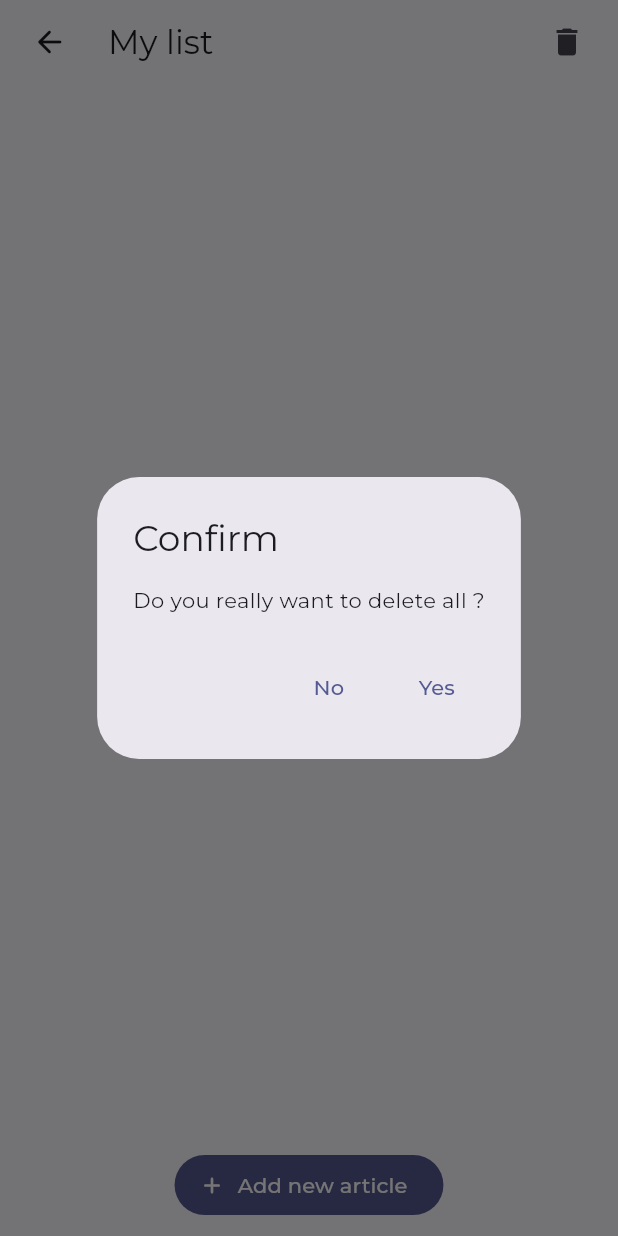
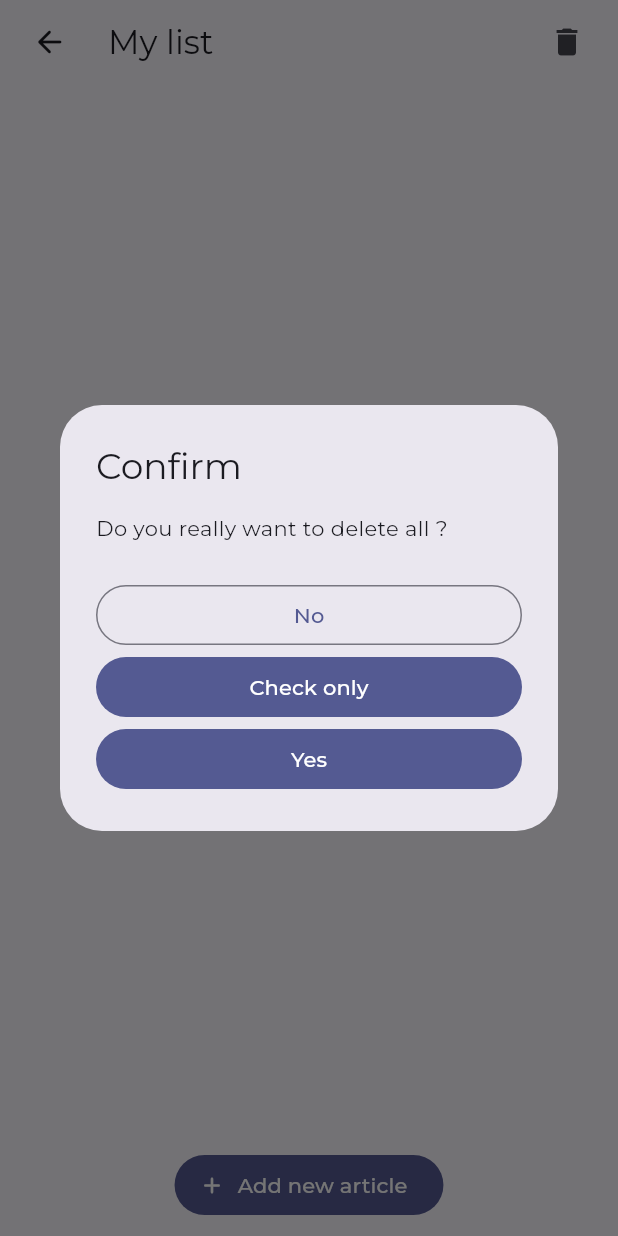
Before and after one commit to Namania/shopping-list, a Flutter app: the ArticleList screen opened by its route, after a tap on the "delete" icon, on a phone screen of 412 x 824 dp. Run offline on Flutter 3.47's test engine with Material 3 defaults, Android fonts, the phone set to English and light mode, and no system bars; our stand-ins replace barcode_widget, bloc, easy_localization, equatable, flutter_bloc, flutter_native_splash and 6 more; missing offline and left inert: flutter_barcode_scanner_plus; accounts and stored records are empty.

Commit message:
:recycle: delete check only button

```diff
--- a/assets/translations/en.json
+++ b/assets/translations/en.json
@@ -48,6 +48,7 @@
                 },
                 "action": {
                     "yes": "Yes",
+                    "selected": "Check only",
                     "no": "No"
                 }
             }
--- a/assets/translations/fr.json
+++ b/assets/translations/fr.json
@@ -48,6 +48,7 @@
                 },
                 "action": {
                     "yes": "Oui",
+                    "selected": "Cocher uniquement",
                     "no": "Non"
                 }
             }
--- a/lib/features/article/domain/repositories/article_repository.dart
+++ b/lib/features/article/domain/repositories/article_repository.dart
@@ -14,5 +14,5 @@ abstract interface class ArticleRepository {
   Future<Either<Failure, List<ArticleModel>>> toogleArticleDoneState({
     required ArticleModel article,
   });
-  Future<Either<Failure, List<Article>>> clear();
+  Future<Either<Failure, List<Article>>> clear({required bool allArticle});
 }
--- a/lib/features/article/domain/usecases/clear.dart
+++ b/lib/features/article/domain/usecases/clear.dart
@@ -4,13 +4,19 @@ import 'package:shopping_list/features/article/domain/entities/article.dart';
 import 'package:shopping_list/features/article/domain/repositories/article_repository.dart';
 import 'package:fpdart/fpdart.dart';
 
-class Clear implements UseCase<void, NoParams> {
+class Clear implements UseCase<void, ClearParams> {
   final ArticleRepository articleRepository;
 
   Clear(this.articleRepository);
 
   @override
-  Future<Either<Failure, List<Article>>> call(NoParams params) async {
-    return await articleRepository.clear();
+  Future<Either<Failure, List<Article>>> call(ClearParams params) async {
+    return await articleRepository.clear(allArticle: params.allArticle);
   }
 }
+
+class ClearParams {
+  final bool allArticle;
+
+  ClearParams({required this.allArticle});
+}
--- a/lib/features/article/presentation/bloc/article_bloc.dart
+++ b/lib/features/article/presentation/bloc/article_bloc.dart
@@ -110,7 +110,9 @@ class ArticleBloc extends Bloc<ArticleEvent, ArticleState> {
     Emitter emit,
   ) async {
     emit(ArticleLoading());
-    final result = await clear(NoParams());
+    final result = await clear(ClearParams(
+      allArticle: event.allArticle
+    ));
 
     result.fold(
       (l) => emit(ArticleFailure(message: l.message)),
--- a/lib/features/article/presentation/bloc/article_event.dart
+++ b/lib/features/article/presentation/bloc/article_event.dart
@@ -21,7 +21,11 @@ class RemoveArticleEvent extends ArticleEvent {
   const RemoveArticleEvent({required this.article});
 }
 
-class ClearEvent extends ArticleEvent {}
+class ClearEvent extends ArticleEvent {
+  final bool allArticle;
+
+  const ClearEvent({required this.allArticle});
+}
 
 class ToogleArticleDoneStateEvent extends ArticleEvent {
   final ArticleModel article;
--- a/lib/features/article/presentation/pages/article_list.dart
+++ b/lib/features/article/presentation/pages/article_list.dart
@@ -12,26 +12,41 @@ class ArticleList extends StatelessWidget {
   const ArticleList({super.key});
 
   void handleDelete(BuildContext context) async {
-    bool res = await showDialog(
+    bool? res = await showDialog(
       context: context,
       builder:
           (BuildContext context) => AlertDialog(
             title: Text(context.tr('article.alert.confirm.title')),
             content: Text(context.tr('article.alert.confirm.description.all')),
             actions: <Widget>[
-              TextButton(
-                onPressed: () => Navigator.of(context).pop(false),
-                child: Text(context.tr('article.alert.confirm.action.no')),
+              SizedBox(
+                width: double.infinity,
+                child: OutlinedButton(
+                  onPressed: () => Navigator.of(context).pop(null),
+                  child: Text(context.tr('article.alert.confirm.action.no')),
+                ),
               ),
-              TextButton(
-                onPressed: () => Navigator.of(context).pop(true),
-                child: Text(context.tr('article.alert.confirm.action.yes')),
+              SizedBox(
+                width: double.infinity,
+                child: FilledButton(
+                  onPressed: () => Navigator.of(context).pop(false),
+                  child: Text(context.tr('article.alert.confirm.action.selected')),
+                ),
+              ),
+              SizedBox(
+                width: double.infinity,
+                child: FilledButton(
+                  onPressed: () => Navigator.of(context).pop(true),
+                  child: Text(context.tr('article.alert.confirm.action.yes')),
+                ),
               ),
             ],
           ),
     );
-    if (res && context.mounted) {
-      context.read<ArticleBloc>().add(ClearEvent());
+    if (res != null && context.mounted) {
+      context.read<ArticleBloc>().add(ClearEvent(
+        allArticle: res
+      ));
     }
   }
 
```
Also changed, not shown: lib/features/article/data/datasources/article_remote_datasource.dart (+13 -3 lines), lib/features/article/data/repositories/article_repository_impl.dart (+6 -2 lines).
